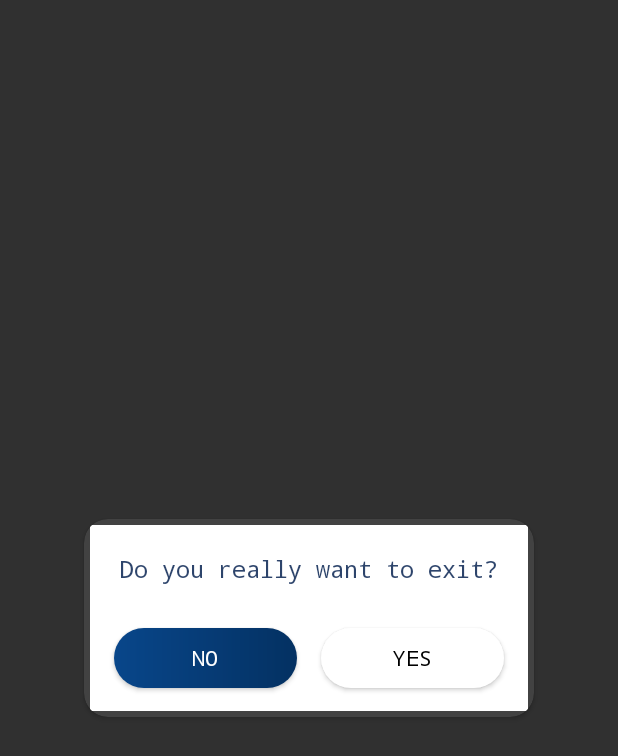
After one commit to surimLee/SPGPtermProj, an Android app: the layout dialog_layout_exit.xml on its own in the app's theme, with its tools: preview values and no code run, on a phone screen of 412 x 824 dp. The commit adds this screen. Shown: the top 756 px of the screen. Run offline under Robolectric (Android 15) with nearby library versions, the phone set to English and light mode, and no system bars.

Commit message:
Add Exit Layout, Edit PressBack, Add inGameBGM

```diff
--- a/app/build.gradle
+++ b/app/build.gradle
@@ -27,6 +27,7 @@ dependencies {
     implementation 'androidx.appcompat:appcompat:1.1.0'
     implementation 'androidx.constraintlayout:constraintlayout:1.1.3'
     implementation 'org.jetbrains:annotations-java5:15.0'
+    implementation 'androidx.cardview:cardview:1.0.0'
     testImplementation 'junit:junit:4.12'
     androidTestImplementation 'androidx.test.ext:junit:1.1.1'
     androidTestImplementation 'androidx.test.espresso:espresso-core:3.2.0'
--- a/app/src/main/AndroidManifest.xml
+++ b/app/src/main/AndroidManifest.xml
@@ -30,6 +30,7 @@
         </activity>
 
         <service android:name=".MusicService"/>
+        <service android:name=".MusicService2"/>
 
     </application>
 
--- /dev/null
+++ b/app/src/main/res/layout/dialog_layout_exit.xml
@@ -0,0 +1,67 @@
+<?xml version="1.0" encoding="utf-8"?>
+<androidx.cardview.widget.CardView xmlns:android="http://schemas.android.com/apk/res/android"
+    xmlns:app="http://schemas.android.com/apk/res-auto"
+    android:layout_width="300dp"
+    android:layout_height="wrap_content"
+    android:layout_gravity="center"
+    android:background="#DCDCDC"
+
+    android:orientation="vertical"
+    app:cardCornerRadius="16dp">
+
+    <LinearLayout
+        android:layout_width="match_parent"
+        android:layout_height="match_parent"
+        android:layout_margin="4dp"
+        android:background="@android:color/white"
+        android:orientation="vertical">
+
+        <TextView
+            android:layout_width="match_parent"
+            android:layout_height="50dp"
+            android:gravity="center"
+            android:layout_marginTop="4dp"
+            android:padding="4dp"
+            android:text="Do you really want to exit?"
+            android:fontFamily="monospace"
+            android:textColor="#DC0C2653"
+            android:textSize="16sp" />
+
+        <LinearLayout
+            android:layout_width="match_parent"
+            android:layout_height="70dp"
+            android:gravity="center"
+            android:orientation="horizontal"
+            android:paddingStart="8dp"
+            android:paddingLeft="8dp"
+            android:paddingEnd="8dp"
+            android:paddingRight="8dp"
+            android:weightSum="2">
+
+            <Button
+                android:id="@+id/btn_no"
+                android:layout_width="0dp"
+                android:layout_height="40dp"
+                android:layout_margin="8dp"
+                android:layout_weight="1"
+                android:fontFamily="monospace"
+                android:background="@drawable/bluerec"
+                android:text="NO"
+                android:textColor="@android:color/white" />
+
+            <Button
+                android:id="@+id/btn_yes"
+                android:layout_width="0dp"
+                android:layout_height="40dp"
+                android:layout_margin="8dp"
+                android:layout_weight="1"
+                android:fontFamily="monospace"
+                android:background="@drawable/whiterec"
+                android:text="YES"
+                android:textColor="@android:color/black" />
+
+        </LinearLayout>
+    </LinearLayout>
+
+
+</androidx.cardview.widget.CardView>
```
Also changed, not shown: app/src/main/java/kr/ac/kpu/ce2016152030/spgptermproj/MainActivity.java (+14 -2 lines), app/src/main/java/kr/ac/kpu/ce2016152030/spgptermproj/MusicService2.java (added, +42 -0 lines), app/src/main/java/kr/ac/kpu/ce2016152030/spgptermproj/OnePlayerActivity.java (+8 -0 lines), app/src/main/java/kr/ac/kpu/ce2016152030/spgptermproj/TwoPlayerActivity.java (+9 -0 lines), 1 other file.
